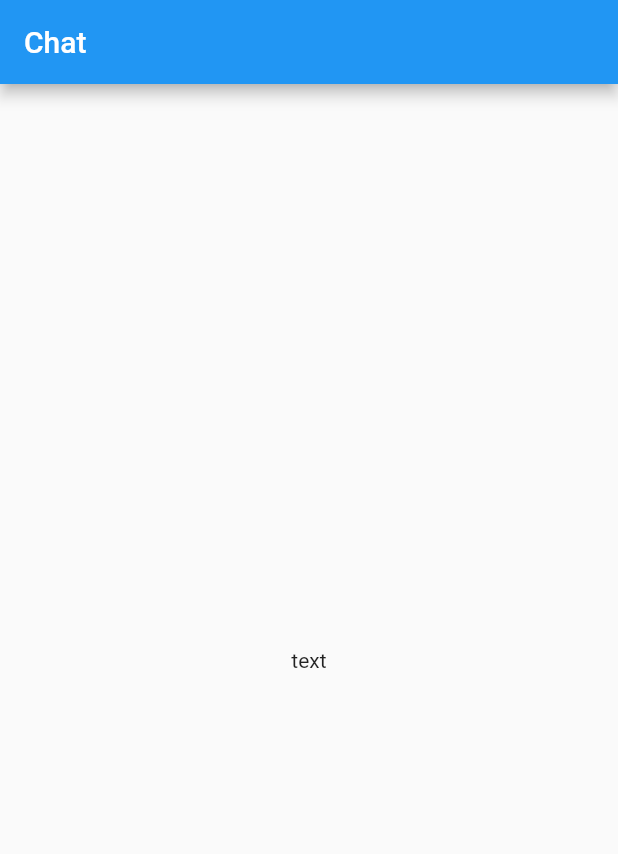
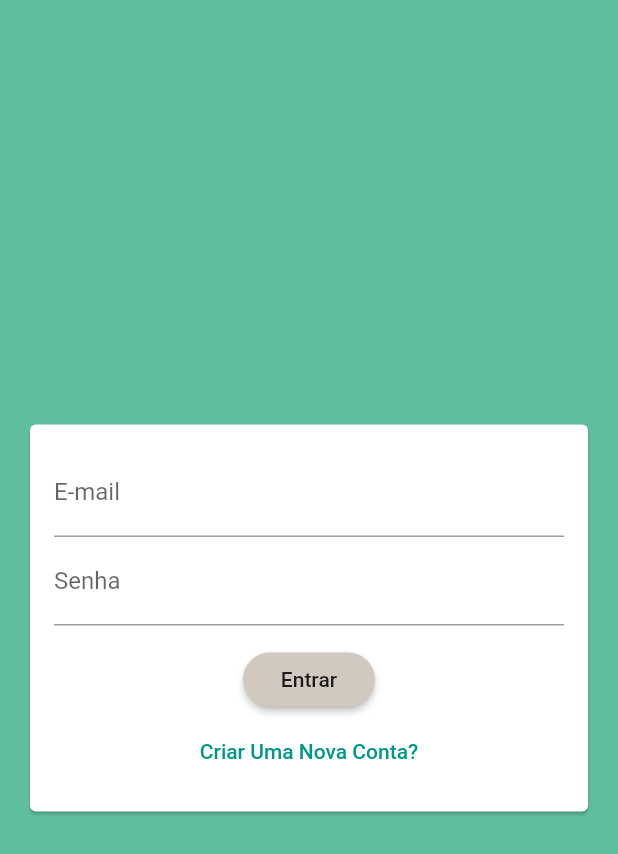
Before and after one commit to maurojohann/chat_flutter, a Flutter app: the screen it shows after launch, on a phone screen of 412 x 824 dp. Shown: the top 854 px of the screen. Run offline on Flutter 3.47's test engine with Material 2 defaults, Android fonts, the phone set to English and light mode, and no system bars; our stand-ins replace cloud_firestore; accounts and stored records are empty.

Commit message:
Criando formularios para autenticacao de usuario

```diff
--- a/lib/main.dart
+++ b/lib/main.dart
@@ -1,24 +1,36 @@
+import 'package:chat_flutter/utils/default_colors.dart';
 import 'package:flutter/material.dart';
 
 import 'package:chat_flutter/utils/app_routes.dart';
-import 'screens/home_page.dart';
+import 'screens/auth_screen.dart';
+import 'screens/chat_screen.dart';
 
 void main() {
   runApp(MyApp());
 }
 
 class MyApp extends StatelessWidget {
-  // This widget is the root of your application.
   @override
   Widget build(BuildContext context) {
     return MaterialApp(
-      title: 'Chat',
+      title: 'Flutter Chat',
       theme: ThemeData(
-        primarySwatch: Colors.blue,
+        primarySwatch: Colors.teal,
+        backgroundColor: DefaultColores.PRIMARY,
+        accentColor: DefaultColores.SECUNDARY,
+        accentColorBrightness: Brightness.light,
+        buttonTheme: ButtonTheme.of(context).copyWith(
+          buttonColor: DefaultColores.TERTIARY,
+          textTheme: ButtonTextTheme.normal,
+          shape: RoundedRectangleBorder(
+            borderRadius: BorderRadius.circular(20),
+          ),
+        ),
         visualDensity: VisualDensity.adaptivePlatformDensity,
       ),
+      home: AuthScreen(),
       routes: {
-        AppRoutes.AUTH_HOME: (ctx) => HomePage(),
+        AppRoutes.CHAT_SCREEN: (ctx) => ChatScreen(),
       },
     );
   }
--- /dev/null
+++ b/lib/models/auth_data.dart
@@ -0,0 +1,23 @@
+enum AuthMode {
+  LOGIN,
+  SIGNUP,
+}
+
+class AuthData {
+  String name;
+  String email;
+  String password;
+  AuthMode _mode = AuthMode.LOGIN;
+
+  bool get isSignup {
+    return _mode == AuthMode.SIGNUP;
+  }
+
+  bool get isLogin {
+    return _mode == AuthMode.LOGIN;
+  }
+
+  void toggleMode() {
+    _mode = _mode == AuthMode.LOGIN ? AuthMode.SIGNUP : AuthMode.LOGIN;
+  }
+}
--- /dev/null
+++ b/lib/screens/auth_screen.dart
@@ -0,0 +1,25 @@
+import 'package:chat_flutter/models/auth_data.dart';
+import 'package:flutter/material.dart';
+
+import 'package:chat_flutter/widget/auth_form.dart';
+
+class AuthScreen extends StatefulWidget {
+  @override
+  _AuthScreenState createState() => _AuthScreenState();
+}
+
+class _AuthScreenState extends State<AuthScreen> {
+  void _handleSubmit(AuthData authData) {
+    print(authData.email);
+    print(authData.name);
+    print(authData.password);
+  }
+
+  @override
+  Widget build(BuildContext context) {
+    return Scaffold(
+      backgroundColor: Theme.of(context).backgroundColor,
+      body: AuthForm(_handleSubmit),
+    );
+  }
+}
--- a/lib/screens/home_page.dart
+++ /dev/null
@@ -1,15 +0,0 @@
-import 'package:flutter/material.dart';
-
-class HomePage extends StatelessWidget {
-  @override
-  Widget build(BuildContext context) {
-    return Scaffold(
-      appBar: AppBar(
-        title: Text('Chat'),
-      ),
-      body: Center(
-        child: Text('text'),
-      ),
-    );
-  }
-}
--- a/lib/utils/app_routes.dart
+++ b/lib/utils/app_routes.dart
@@ -1,3 +1,3 @@
 class AppRoutes {
-  static const AUTH_HOME = '/';
+  static const CHAT_SCREEN = '/chat-screen';
 }
--- /dev/null
+++ b/lib/utils/default_colors.dart
@@ -0,0 +1,9 @@
+import 'package:flutter/cupertino.dart';
+
+class DefaultColores {
+  static const Color PRIMARY = Color(0xff60BEA0);
+  static const Color SECUNDARY = Color(0xffC2E5D4);
+  static const Color TERTIARY = Color(0xffD1C8C0);
+  static const Color QUATERNARY = Color(0xffFAF8F2);
+  static const Color QUINARY = Color(0xff937E6A);
+}
--- /dev/null
+++ b/lib/widget/auth_form.dart
@@ -0,0 +1,105 @@
+import 'package:chat_flutter/models/auth_data.dart';
+import 'package:flutter/material.dart';
+
+class AuthForm extends StatefulWidget {
+  //onSubmit recebe a Funcçao herdada do pai, para retornar os valores cadastradors no Form
+  final void Function(AuthData authData) onSubmit;
+  AuthForm(this.onSubmit);
+  @override
+  _AuthFormState createState() => _AuthFormState();
+}
+
+class _AuthFormState extends State<AuthForm> {
+  final GlobalKey<FormState> _formKey = GlobalKey();
+  final AuthData _authData = AuthData();
+
+  _submit() {
+    bool isValid = _formKey.currentState.validate();
+    FocusScope.of(context).unfocus();
+
+    if (isValid) {
+      widget.onSubmit(_authData);
+    }
+  }
+
+  @override
+  Widget build(BuildContext context) {
+    return Center(
+      child: Card(
+        margin: EdgeInsets.all(20),
+        child: SingleChildScrollView(
+          child: Padding(
+            padding: EdgeInsets.all(16),
+            child: Form(
+              key: _formKey,
+              child: Column(
+                children: [
+                  if (_authData.isSignup)
+                    TextFormField(
+                      key: ValueKey('name'),
+                      decoration: InputDecoration(
+                        labelText: 'Nome',
+                      ),
+                      initialValue: _authData.name,
+                      onChanged: (value) => _authData.name = value,
+                      validator: (value) {
+                        if (value == null || value.trim().length < 4) {
+                          return 'Nome Invalido';
+                        }
+                        return null;
+                      },
+                    ),
+                  TextFormField(
+                    key: ValueKey('email'),
+                    decoration: InputDecoration(
+                      labelText: 'E-mail',
+                    ),
+                    onChanged: (value) => _authData.email = value,
+                    validator: (value) {
+                      if (value == null || !value.contains('@')) {
+                        return 'E-mail invalido';
+                      }
+                      return null;
+                    },
+                  ),
+                  TextFormField(
+                    key: ValueKey('password'),
+                    obscureText: true,
+                    decoration: InputDecoration(
+                      labelText: 'Senha',
+                    ),
+                    onChanged: (value) => _authData.password = value,
+                    validator: (value) {
+                      if (value == null || value.trim().length < 7) {
+                        return 'Senha Invalida';
+                      }
+                      return null;
+                    },
+                  ),
+                  SizedBox(
+                    height: 12,
+                  ),
+                  RaisedButton(
+                    onPressed: _submit,
+                    child: Text(_authData.isLogin ? 'Entrar' : 'Cadastrar'),
+                  ),
+                  FlatButton(
+                    textColor: Theme.of(context).primaryColor,
+                    child: Text(_authData.isLogin
+                        ? 'Criar Uma Nova Conta?'
+                        : 'Entrar com Login?'),
+                    onPressed: () {
+                      setState(() {
+                        _authData.toggleMode();
+                      });
+                    },
+                  ),
+                ],
+              ),
+            ),
+          ),
+        ),
+      ),
+    );
+  }
+}
--- a/pubspec.yaml
+++ b/pubspec.yaml
@@ -23,7 +23,8 @@ environment:
 dependencies:
   flutter:
     sdk: flutter
-
+  cloud_firestore: ^0.13.7
+  firebase_auth: ^0.16.1
 
   # The following adds the Cupertino Icons font to your application.
   # Use with the CupertinoIcons class for iOS style icons.
```
Also changed, not shown: lib/screens/chat_screen.dart (added, +35 -0 lines), pubspec.lock, 2 other files.
